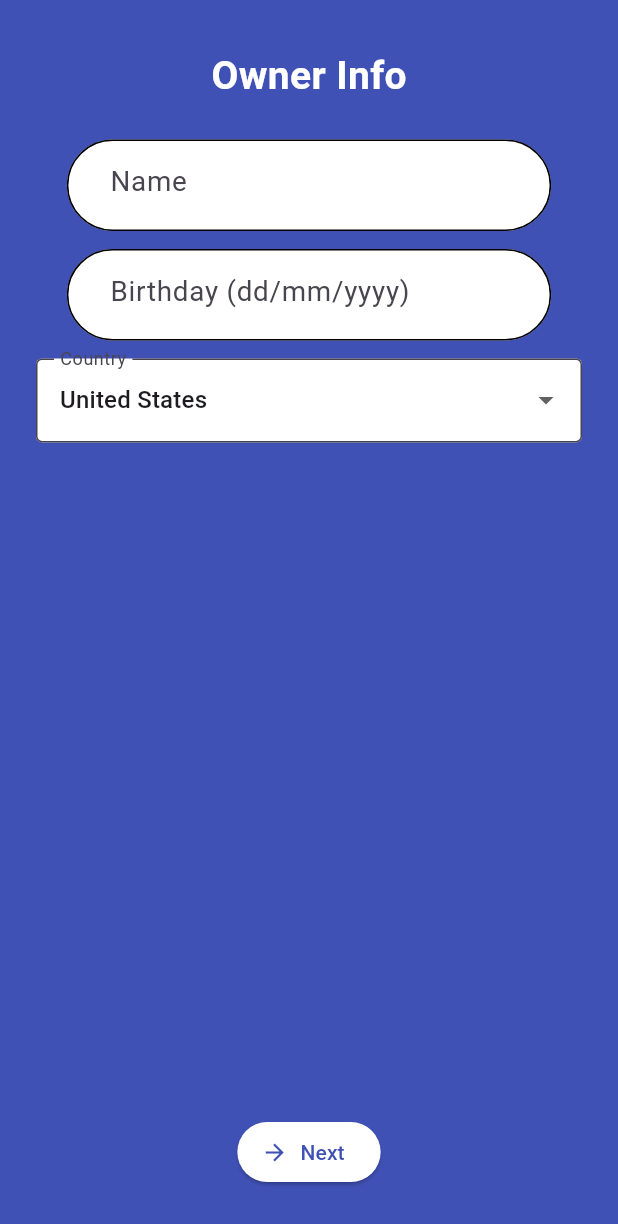
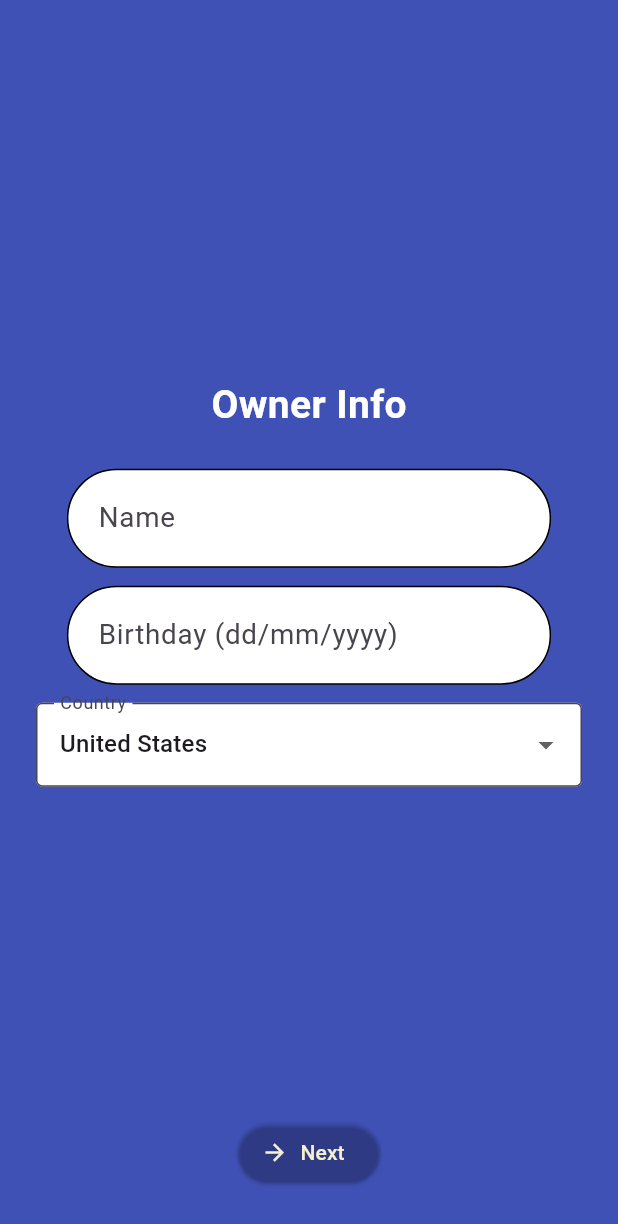
Before and after one commit to Meekouu/PAWS-Mobile-App, a Flutter app: the OnboardingScreen screen opened directly, on a phone screen of 412 x 824 dp. Shown: the top 1224 px of the screen. Run offline on Flutter 3.47's test engine with Material 3 defaults, Android fonts, the phone set to English and light mode, and no system bars; our stand-ins replace firebase_auth, firebase_core, firebase_database, flutter_svg, google_fonts, lottie and 1 more; accounts and stored records are empty.

Commit message:
TEXT INPUT FIELD FORM UI FIX

```diff
--- a/lib/widgets/buttons_input_widgets.dart
+++ b/lib/widgets/buttons_input_widgets.dart
@@ -28,39 +28,36 @@ class LoginBtn1 extends StatelessWidget {
   @override
   Widget build(BuildContext context) {
     final screenWidth = MediaQuery.of(context).size.width;
+    final screenHeight = MediaQuery.of(context).size.height;
+    final isLandscape = screenWidth > screenHeight;
 
-    // Adjust sizes based on screen width
-    final horizontalPadding = screenWidth * 0.05; // e.g. 20 on 400px screen
-    final contentPadding = screenWidth * 0.035; // ~14 on 400px
-    final fontSize = screenWidth.clamp(320, 600) * 0.045;
- // ~18 on 400px
+    final horizontalPadding = screenWidth * 0.05;
+    final fontSize = (isLandscape ? screenHeight : screenWidth).clamp(320, 600) * 0.045;
+
+    final maxWidth = screenWidth > 600 ? 500.0 : screenWidth * 0.9;
+    final height = isLandscape ? screenHeight * 0.13 : screenHeight * 0.08;
 
     return Padding(
       padding: EdgeInsets.symmetric(horizontal: horizontalPadding),
+      child: Center(
         child: Container(
-        foregroundDecoration: BoxDecoration(
+          height: height.clamp(56.0, 100.0),
+          width: maxWidth,
+          decoration: BoxDecoration(
+            color: backgroundColor ?? Colors.white,
             border: Border.all(color: Colors.black),
             borderRadius: BorderRadius.circular(40),
           ),
-        decoration: BoxDecoration(
-          color: backgroundColor ?? Colors.white,
-          borderRadius: BorderRadius.circular(40),
-        ),
-        child: Padding(
-          padding: EdgeInsets.symmetric(horizontal: contentPadding),
-          child: Column(
-            crossAxisAlignment: CrossAxisAlignment.start,
-            children: [
-              TextFormField(
+          child: TextFormField(
             controller: controller,
             obscureText: obscureText,
             validator: validator,
             onChanged: onChanged,
             keyboardType: keyboardType,
-                textAlign: TextAlign.left,
             style: TextStyle(fontSize: fontSize),
+            textAlignVertical: TextAlignVertical.center, // center vertically
             decoration: InputDecoration(
-                  contentPadding: EdgeInsets.all(contentPadding),
+              contentPadding: EdgeInsets.symmetric(vertical: 18, horizontal: 20), // control top/bottom
               hintText: hintText,
               hintStyle: TextStyle(
                 fontSize: fontSize,
@@ -71,20 +68,19 @@ class LoginBtn1 extends StatelessWidget {
               suffixIconColor: black,
               errorText: errorText,
               errorStyle: TextStyle(
-                    height: 0.8,
-                    fontSize: fontSize * 0.8,
+                height: 1.2,
+                fontSize: fontSize * 0.75,
                 color: Colors.redAccent,
               ),
             ),
-              ),
-              SizedBox(height: screenWidth * 0.01), // small bottom spacing
-            ],
           ),
         ),
       ),
     );
   }
 }
+
+
 
 class CTAButton extends StatelessWidget {
   final Function()? onTap;
--- a/lib/widgets/new_user_onboard.dart
+++ b/lib/widgets/new_user_onboard.dart
@@ -1,5 +1,6 @@
 import 'package:flutter/material.dart';
 import 'package:paws/pages/home_page.dart';
+import 'package:paws/themes/themes.dart';
 import 'package:paws/widgets/buttons_input_widgets.dart';
 
 class OnboardingScreen extends StatefulWidget {
@@ -112,28 +113,53 @@ class _OnboardingScreenState extends State<OnboardingScreen> {
     ];
   }
 
-  Widget _buildFormPage({required String title, required Widget content, required Color backgroundColor}) {
+  Widget _buildFormPage({
+  required String title,
+  required Widget content,
+  required Color backgroundColor,
+}) {
   return Container(
     color: backgroundColor,
     padding: const EdgeInsets.symmetric(horizontal: 24, vertical: 32),
     child: SafeArea(
       child: Column(
         children: [
-            Text(title, style: const TextStyle(fontSize: 26, fontWeight: FontWeight.bold, color: Colors.white)),
+          Expanded(
+            child: Center(
+              child: SingleChildScrollView(
+                child: Column(
+                  mainAxisSize: MainAxisSize.min,
+                  children: [
+                    Text(
+                      title,
+                      style: const TextStyle(
+                        fontSize: 26,
+                        fontWeight: FontWeight.bold,
+                        color: Colors.white,
+                      ),
+                    ),
                     const SizedBox(height: 24),
-            Expanded(child: SingleChildScrollView(child: content)),
-            const SizedBox(height: 16),
+                    content,
+                  ],
+                ),
+              ),
+            ),
+          ),
           ElevatedButton.icon(
             onPressed: _nextPage,
             icon: Icon(_currentPage == 2 ? Icons.check : Icons.arrow_forward),
             label: Text(_currentPage == 2 ? 'Finish' : 'Next'),
-              style: ElevatedButton.styleFrom(backgroundColor: Colors.white, foregroundColor: backgroundColor),
+            style: ElevatedButton.styleFrom(
+              backgroundColor: Colors.transparent,
+              foregroundColor: white,
+            ),
           ),
         ],
       ),
     ),
   );
 }
+
 
   @override
   Widget build(BuildContext context) {
```
Lines whose indentation alone changed are shown as unchanged.
